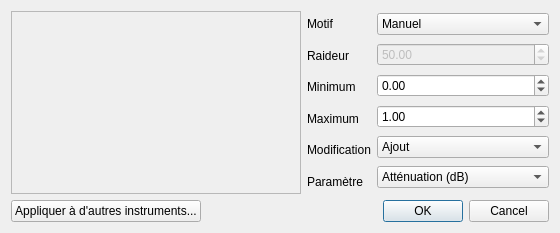
The window that trunk/tools/dialog_paramglobal.ui (davy7125/polyphone) describes before a commit, drawn with Qt 5.
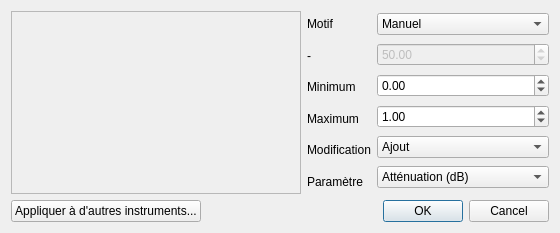
The same window after the commit. Icons and pictures are not drawn. Custom widgets are drawn as their Qt base class.

```diff
--- a/trunk/tools/dialog_paramglobal.ui
+++ b/trunk/tools/dialog_paramglobal.ui
@@ -84,7 +84,7 @@
         <item>
          <widget class="QLabel" name="label_6">
           <property name="text">
-           <string>Raideur</string>
+           <string notr="true">-</string>
           </property>
          </widget>
         </item>
```
Left out of the diff: 34 changed lines with no effect on the pictures.
